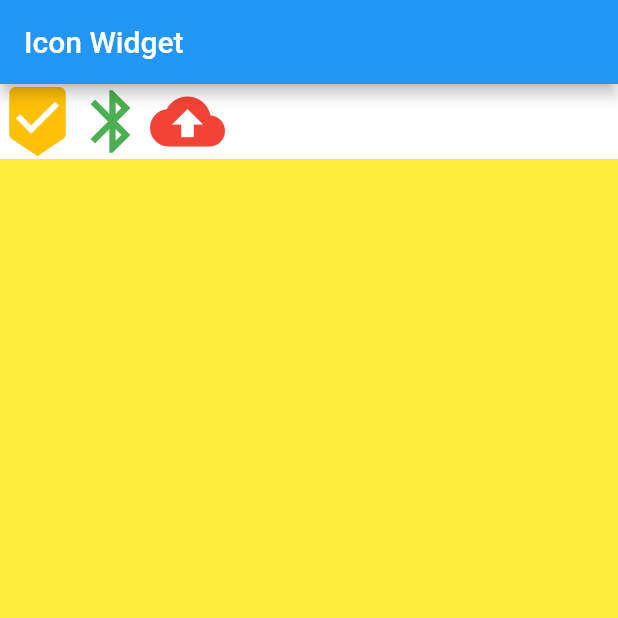
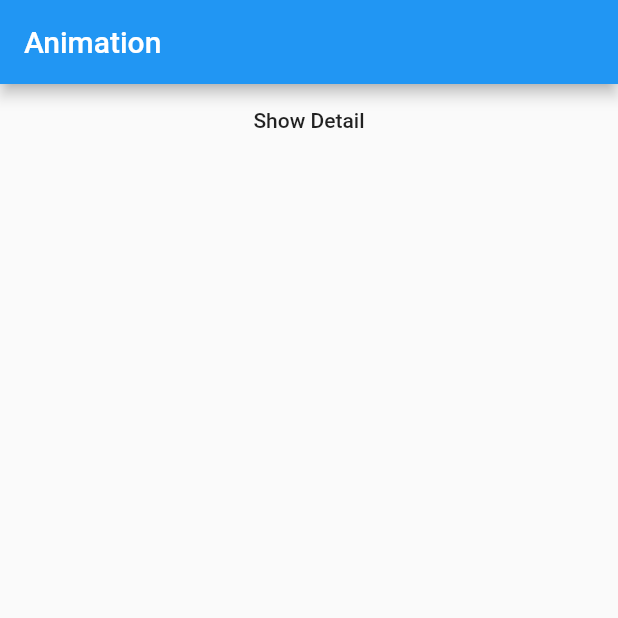
Before and after one commit to n4sunday/flutter-practical-approach-sw, a Flutter app: the screen it shows after launch, on a phone screen of 412 x 824 dp, the top half of it. Run offline on Flutter 3.47's test engine with Material 2 defaults, Android fonts, the phone set to English and light mode, and no system bars.

Commit message:
:bulb: Animation Fade in

```diff
--- a/lib/main.dart
+++ b/lib/main.dart
@@ -6,128 +6,39 @@ class MyApp extends StatelessWidget {
   @override
   Widget build(BuildContext context) {
     return MaterialApp(
-        title: "Test Icon",
+        title: 'Animation',
         home: Scaffold(
-            backgroundColor: Colors.yellow,
-            appBar: AppBar(title: Text('Icon Widget')),
-            body: Container(
-              color: Colors.white,
-              child: Row(children: <Widget>[
-                Icon(Icons.beenhere, size: 50, color: Colors.amber),
-                Icon(Icons.bluetooth, size: 50, color: Colors.green),
-                Icon(Icons.cloud_upload, size: 50, color: Colors.red)
-              ]),
-            )));
+          appBar: AppBar(title: Text("Animation")),
+          body: FadeInDemo(),
+        ));
   }
 }
 
-// class BigBlueBox extends StatelessWidget {
-//   @override
-//   Widget build(BuildContext context) {
-//     return Container(
-//       width: 100,
-//       height: 200,
-//       decoration:
-//           BoxDecoration(color: Colors.indigo[200], border: Border.all()),
-//     );
-//   }runAppckgroundColor: Colors.greenAccent,
-//           body: Column(
-//             children: <Widget>[
-//               Row(
-//                 mainAxisAlignment: MainAxisAlignment.spaceEvenly,
-//                 children: [
-//                   Image.asset(
-//                     "assets/images/The-Witcher-3-Wild-Hunt-Review-6.jpg",
-//                     height: 250,
-//                   ),
-//                   Column(
-//                     children: <Widget>[
-//                       Text(
-//                         'Nattapon',
-//                         style: TextStyle(
-//                           color: Colors.black,
-//                           fontWeight: FontWeight.w800,
-//                           fontFamily: 'Roboto',
-//                           letterSpacing: 0.5,
-//                           fontSize: 20,
-//                         ),
-//                       ),
-//                       Text(
-//                         'Lueakaew',
-//                         style: TextStyle(
-//                           color: Colors.black,
-//                           fontWeight: FontWeight.w800,
-//                           fontFamily: 'Roboto',
-//                           letterSpacing: 0.5,
-//                           fontSize: 20,
-//                         ),
-//                       ),
-//                     ],
-//                   ),
-//                 ],
-//               ),
-//             ],
-//           ),
-//         ));
-//   }
-// // }
+class FadeInDemo extends StatefulWidget {
+  // use
+  FadeInDemoState createState() => FadeInDemoState();
+}
 
-// import 'package:flutter/material.dart';
-// import 'package:english_words/english_words.dart';
-
-// void main() => runApp(MyApp());
-
-// class MyApp extends StatelessWidget {
-//   @override
-//   Widget build(BuildContext context) {
-//     final wordPair = WordPair.random();
-//     return MaterialApp(
-//       title: 'Test StatefulWidget',
-//       home: Scaffold(
-//         appBar: AppBar(
-//           title: Text('STATEFULWIDGET'),
-//         ),
-//         body: Center(
-//           child: Text('Word: $wordPair '),
-//         ),
-//       ),
-//     );
-//   }
-// }
-
-// }
-
-// import 'package:flutter/material.dart';
-// import 'package:english_words/english_words.dart';
-
-// void main() => runApp(MyApp());
-
-// class MyApp extends StatelessWidget {
-//   @override
-//   Widget build(BuildContext context) {
-//     return MaterialApp(
-//       title: 'Test StatefulWidget',
-//       home: Scaffold(
-//         appBar: AppBar(
-//           title: Text('STATEFULWIDGET'),
-//         ),
-//         body: Center(
-//           child: RandomWords(),
-//         ),
-//       ),
-//     );
-//   }
-// }
-
-// class RandomWords extends StatefulWidget {
-//   @override
-//   RandomWordsState createState() => RandomWordsState();
-// }
-
-// class RandomWordsState extends State<RandomWords> {
-//   @override
-//   Widget build(BuildContext context) {
-//     final wordPair = WordPair.random();
-//     return Text('Word: $wordPair ');
-//   }
-// }
+class FadeInDemoState extends State<FadeInDemo> {
+  var opacity = 0.0;
+  // logic
+  @override
+  Widget build(BuildContext context) {
+    return Column(children: <Widget>[
+      MaterialButton(
+          child: Text('Show Detail'),
+          onPressed: () => setState(() {
+                opacity = 1;
+              })),
+      AnimatedOpacity(
+          duration: Duration(seconds: 3),
+          opacity: opacity,
+          child: Column(
+            children: <Widget>[
+              Text('Hellboy'),
+              Image.asset('assets/images/Hellboy_sm.png'),
+            ],
+          ))
+    ]);
+  }
+}
```
Also changed, not shown: assets/images/Hellboy_sm.png (added).
